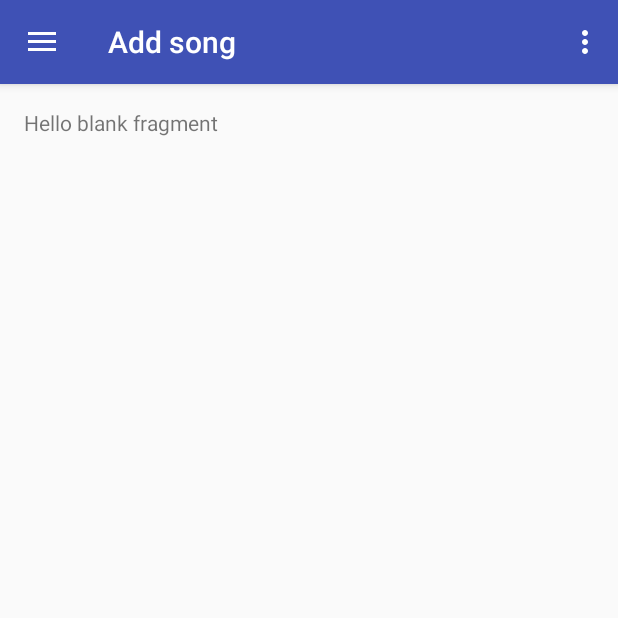
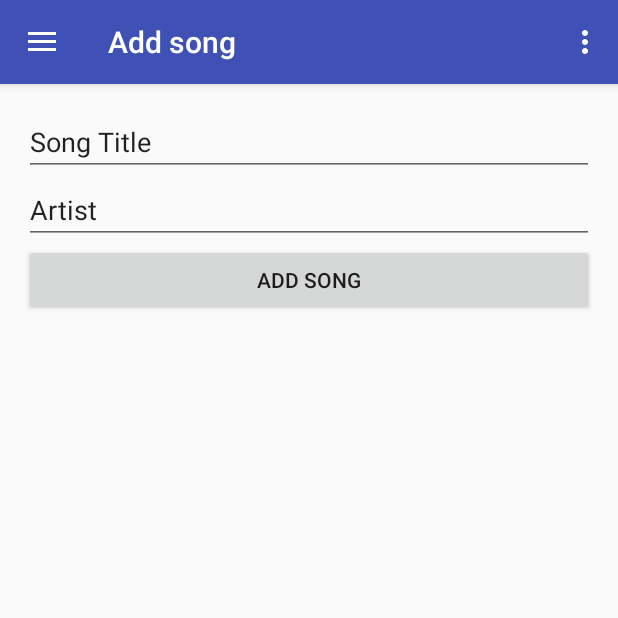
Before and after one commit to Cgboal/RipLocker, an Android app: the fragment AddSong placed in its activity, on a phone screen of 412 x 824 dp, the top half of it. Run offline under Robolectric (Android 15) with nearby library versions, the phone set to English and light mode, and no system bars.

```diff
--- a/app/src/main/java/cg/boal/riplocker/AddSong.java
+++ b/app/src/main/java/cg/boal/riplocker/AddSong.java
@@ -3,11 +3,14 @@ package cg.boal.riplocker;
 import android.content.Context;
 import android.net.Uri;
 import android.os.Bundle;
+import android.provider.ContactsContract;
 import android.support.annotation.Nullable;
 import android.support.v4.app.Fragment;
 import android.view.LayoutInflater;
 import android.view.View;
 import android.view.ViewGroup;
+import android.widget.Button;
+import android.widget.EditText;
 
 
 /**
@@ -18,7 +21,7 @@ import android.view.ViewGroup;
  * Use the {@link AddSong#newInstance} factory method to
  * create an instance of this fragment.
  */
-public class AddSong extends Fragment {
+public class AddSong extends Fragment implements View.OnClickListener {
     // TODO: Rename parameter arguments, choose names that match
     // the fragment initialization parameters, e.g. ARG_ITEM_NUMBER
     private static final String ARG_PARAM1 = "param1";
@@ -29,6 +32,10 @@ public class AddSong extends Fragment {
     private String mParam2;
 
     private OnFragmentInteractionListener mListener;
+
+    private Button submit;
+    private EditText txtTitle;
+    private EditText txtArtist;
 
     public AddSong() {
         // Required empty public constructor
@@ -71,10 +78,22 @@ public class AddSong extends Fragment {
     @Override
     public View onCreateView(LayoutInflater inflater, ViewGroup container,
                              Bundle savedInstanceState) {
-        // Inflate the layout for this fragment
-        return inflater.inflate(R.layout.fragment_add_song, container, false);
+
+        View view = inflater.inflate(R.layout.fragment_add_song, container, false);
+        submit = (Button) view.findViewById(R.id.btnAddSong);
+        txtTitle = (EditText) view.findViewById(R.id.txtTitle);
+        txtArtist = (EditText) view.findViewById(R.id.txtArtist);
+        submit.setOnClickListener(this);
+        return view;
     }
 
+    @Override public void onClick(View v) {
+        String title = this.txtTitle.getText().toString();
+        String artist = this.txtArtist.getText().toString();
+        DatabaseHelper db = new DatabaseHelper(getActivity());
+        db.InsertSong(title, artist);
+
+    }
     // TODO: Rename method, update argument and hook method into UI event
     public void onButtonPressed(Uri uri) {
         if (mListener != null) {
--- a/app/src/main/java/cg/boal/riplocker/MainActivity.java
+++ b/app/src/main/java/cg/boal/riplocker/MainActivity.java
@@ -87,7 +87,7 @@ public class MainActivity extends AppCompatActivity
         if (id == R.id.nav_playlists) {
             c = Playlists.class;
         } else if (id == R.id.nav_import) {
-            c = Import.class;
+            c = AddSong.class;
         } else if (id == R.id.nav_slideshow) {
 
         } else if (id == R.id.nav_manage) {
--- a/app/src/main/res/layout/fragment_add_song.xml
+++ b/app/src/main/res/layout/fragment_add_song.xml
@@ -5,9 +5,32 @@
     tools:context="cg.boal.riplocker.AddSong">
 
     <!-- TODO: Update blank fragment layout -->
-    <TextView
+
+    <LinearLayout
+        android:orientation="vertical"
         android:layout_width="match_parent"
-        android:layout_height="match_parent"
-        android:text="@string/hello_blank_fragment" />
+        android:layout_height="match_parent">
 
+        <EditText
+            android:layout_width="match_parent"
+            android:layout_height="wrap_content"
+            android:inputType="textPersonName"
+            android:text="Song Title"
+            android:ems="10"
+            android:id="@+id/txtTitle" />
+
+        <EditText
+            android:layout_width="match_parent"
+            android:layout_height="wrap_content"
+            android:inputType="textPersonName"
+            android:text="Artist"
+            android:ems="10"
+            android:id="@+id/txtArtist" />
+
+        <Button
+            android:text="Add Song"
+            android:layout_width="match_parent"
+            android:layout_height="wrap_content"
+            android:id="@+id/btnAddSong" />
+    </LinearLayout>
 </FrameLayout>
```
Also changed, not shown: app/src/main/java/cg/boal/riplocker/DatabaseHelper.java (+16 -4 lines), 149 other files.
